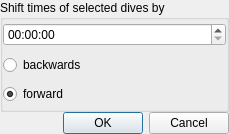
Old version of the form qt-ui/shifttimes.ui in the repository subsurface/subsurface.
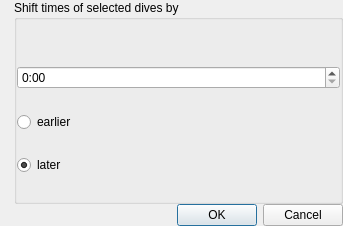
New version of the form.

Commit message:
Improve shift time functionality
In commit 85fab31c71fc ("Shift times of selected dives") we added a dialog
that didn't align its content very well. This change improves the layout
(I hope) and makes the labels in the layout clearer (earlier and later seem
easier to correlate with the direction of the shift).

The original commit also forgets to deal with the consequences of shifting
the dives. The dive list needs to be re-sorted (as the relative order of
dives could have changed) and be marked as changed. And we should try to
maintain the selection across these operations.

Patch:
```diff
--- a/qt-ui/shifttimes.ui
+++ b/qt-ui/shifttimes.ui
@@ -6,8 +6,8 @@
    <rect>
     <x>0</x>
     <y>0</y>
-    <width>229</width>
-    <height>134</height>
+    <width>343</width>
+    <height>226</height>
    </rect>
   </property>
   <property name="windowTitle">
@@ -18,7 +18,7 @@
     <number>0</number>
    </property>
    <property name="leftMargin">
-    <number>0</number>
+    <number>14</number>
    </property>
    <property name="topMargin">
     <number>0</number>
@@ -35,11 +35,14 @@
       <string>Shift times of selected dives by</string>
      </property>
      <layout class="QVBoxLayout" name="verticalLayout">
+      <property name="spacing">
+       <number>0</number>
+      </property>
       <property name="leftMargin">
        <number>0</number>
       </property>
       <property name="topMargin">
-       <number>0</number>
+       <number>23</number>
       </property>
       <property name="rightMargin">
        <number>0</number>
@@ -73,29 +76,25 @@
           <day>1</day>
          </date>
         </property>
+        <property name="displayFormat">
+         <string>h:mm</string>
+        </property>
         <property name="timeSpec">
          <enum>Qt::LocalTime</enum>
         </property>
-        <property name="time">
-         <time>
-          <hour>0</hour>
-          <minute>0</minute>
-          <second>0</second>
-         </time>
-        </property>
        </widget>
       </item>
       <item>
        <widget class="QRadioButton" name="backwards">
         <property name="text">
-         <string>backwards</string>
+         <string>earlier</string>
         </property>
        </widget>
       </item>
       <item>
        <widget class="QRadioButton" name="forward">
         <property name="text">
-         <string>forward</string>
+         <string>later</string>
         </property>
         <property name="checked">
          <bool>true</bool>
```
The commit also changes 1 other file.
